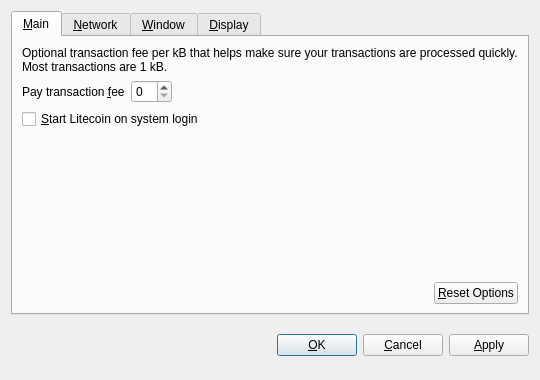
Old version of the form src/qt/forms/optionsdialog.ui in the repository maxantonio/maxilmilianoscoin.
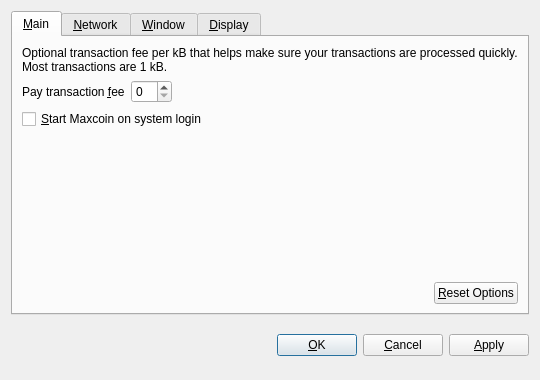
New version of the form. Custom widgets are drawn as their Qt base class.

Diff of the .ui file:
```diff
--- a/src/qt/forms/optionsdialog.ui
+++ b/src/qt/forms/optionsdialog.ui
@@ -82,7 +82,7 @@
           <string>Automatically start Litecoin after logging in to the system.</string>
          </property>
          <property name="text">
-          <string>&amp;Start Litecoin on system login</string>
+          <string>&amp;Start Maxcoin on system login</string>
          </property>
         </widget>
        </item>
```
Left out of the diff: 10 changed lines with no effect on the pictures.
